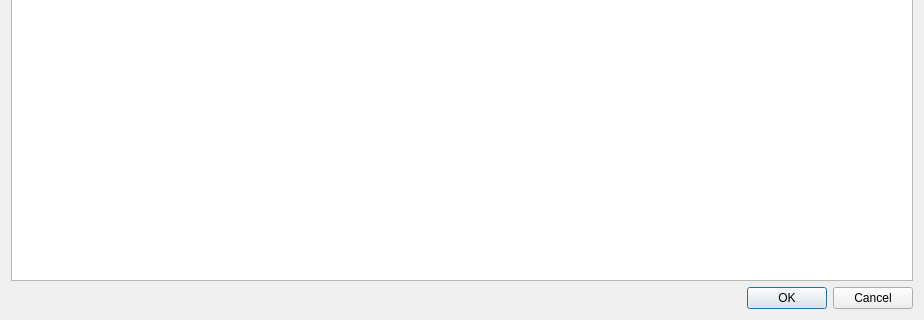
Above: style/user_history_widget.ui from kopollo/anti-plagiat before the change; both pictures show x 0 to 924 and y 272 to 592 of the 924 by 592 pixel window. Below: the same form after it.
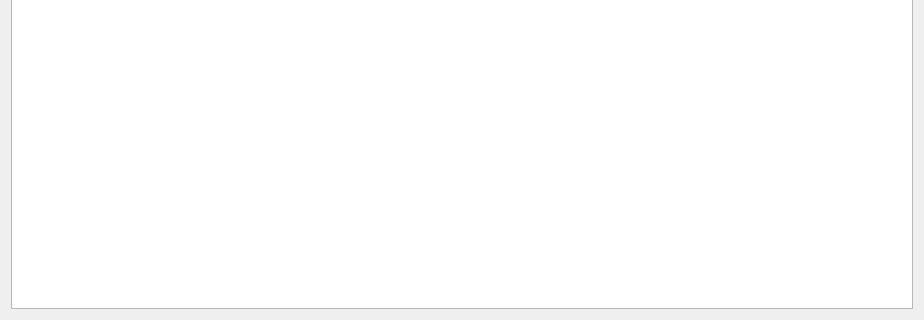
That is the form after the change.

```diff
--- a/style/user_history_widget.ui
+++ b/style/user_history_widget.ui
@@ -24,13 +24,6 @@
      </property>
     </widget>
    </item>
-   <item>
-    <widget class="QDialogButtonBox" name="buttonBox">
-     <property name="standardButtons">
-      <set>QDialogButtonBox::Cancel|QDialogButtonBox::Ok</set>
-     </property>
-    </widget>
-   </item>
   </layout>
  </widget>
  <resources/>
```
